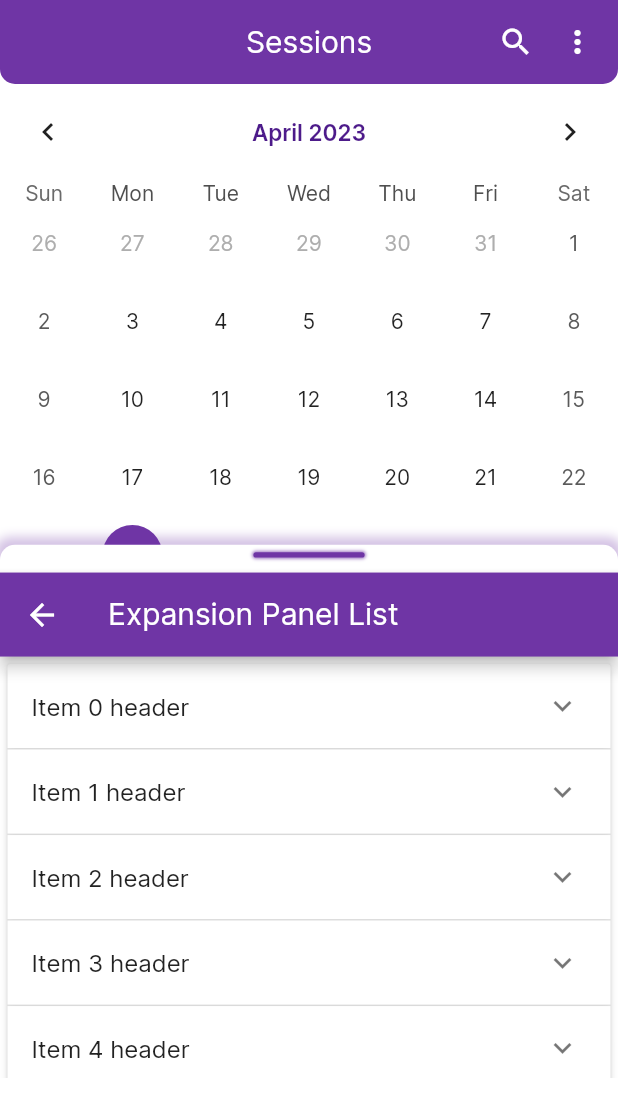
After one commit to VigneshSambari/Flutter_Community_App, a Flutter app: the SessionsScreen screen opened directly, on a phone screen of 412 x 824 dp. The commit adds this screen. Shown: the top 1117 px of the screen. Run offline on Flutter 3.47's test engine with Material 2 defaults, Android fonts, the phone set to English and light mode, and no system bars; drawn by our look-alikes of table_calendar; our stand-ins replace cached_network_image, carousel_slider, dotted_border, equatable, file_picker, flutter_bloc and 6 more; missing offline and left inert: month_year_picker; network calls fail.

Commit message:
sessions screen

```diff
--- a/lib/Screens/entryPoint/entry_point.dart
+++ b/lib/Screens/entryPoint/entry_point.dart
@@ -12,6 +12,7 @@ import 'package:sessions/constants.dart';
 import 'package:sessions/screens/blogScreens/blog_screen.dart';
 import 'package:sessions/screens/chatScreens/chat_entry.dart';
 import 'package:sessions/screens/profile/view_profile.dart';
+import 'package:sessions/screens/sessions/session_screen.dart';
 import 'package:sessions/socket/socket_client.dart';
 import 'package:sessions/utils/rive_utils.dart';
 
@@ -50,7 +51,7 @@ class _EntryPointState extends State<EntryPoint>
         width: MediaQuery.of(context).size.width,
         color: Colors.white,
         alignment: Alignment.center,
-        child: Text("Screen 3"),
+        child: SessionsScreen(),
       );
     } else if (val == 3) {
       currentScreen = ViewProfile();
--- a/lib/Screens/login/components/body.dart
+++ b/lib/Screens/login/components/body.dart
@@ -88,7 +88,7 @@ class _CenterBodyState extends State<CenterBody> {
                 children: [
                   Text(
                     "Login ",
-                    style: titleTextStyle,
+                    style: titleBlueFontStyle(),
                   ),
                   SizedBox(
                     height: widget.size.height * 0.02,
--- /dev/null
+++ b/lib/Screens/sessions/components/date_pickers.dart
@@ -0,0 +1,168 @@
+// ignore_for_file: prefer_const_constructors, prefer_const_literals_to_create_immutables
+
+import 'package:flutter/cupertino.dart';
+import 'package:flutter/material.dart';
+import 'package:month_year_picker/month_year_picker.dart';
+import 'package:sessions/constants.dart';
+import 'package:sessions/utils/util_methods.dart';
+import 'package:table_calendar/table_calendar.dart';
+
+class CustomCalendarWidget extends StatefulWidget {
+  const CustomCalendarWidget({super.key, required this.size});
+  final Size size;
+
+  @override
+  _CustomCalendarWidgetState createState() => _CustomCalendarWidgetState();
+}
+
+class _CustomCalendarWidgetState extends State<CustomCalendarWidget> {
+  CalendarFormat _calendarFormat = CalendarFormat.month;
+  DateTime _selectedDay = DateTime.now();
+  DateTime _focusedDay = DateTime.now();
+
+  Future<void> _showMonthYearPicker(BuildContext context) async {
+    final DateTime? picked = await showMonthYearPicker(
+      context: context,
+      initialDate: _focusedDay,
+      firstDate: DateTime.utc(2020, 01, 01),
+      lastDate: DateTime.utc(2100, 12, 31),
+    );
+    if (picked != null && picked != _focusedDay) {
+      setState(() {
+        _focusedDay = picked;
+      });
+    }
+  }
+
+  @override
+  Widget build(BuildContext context) {
+    return Container(
+      child: TableCalendar(
+        calendarStyle: CalendarStyle(
+          todayDecoration: BoxDecoration(
+            color: kPrimaryColor.withOpacity(0.65),
+            shape: BoxShape.circle,
+          ),
+          selectedDecoration: BoxDecoration(
+            color: kPrimaryColor,
+            shape: BoxShape.circle,
+          ),
+        ),
+        firstDay: DateTime.utc(2020, 01, 01),
+        lastDay: DateTime.utc(2100, 12, 31),
+        focusedDay: _focusedDay,
+        calendarFormat: _calendarFormat,
+        selectedDayPredicate: (day) => isSameDay(_selectedDay, day),
+        onDaySelected: (selectedDay, focusedDay) {
+          setState(() {
+            _selectedDay = selectedDay;
+            _focusedDay = focusedDay;
+          });
+
+          // Get the selected date and day
+          String selectedDate = formatDate(date: selectedDay);
+          String selectedDayOfWeek = formatDay(day: selectedDay);
+        },
+        onFormatChanged: (format) {
+          setState(() {
+            _calendarFormat = format;
+          });
+        },
+        onPageChanged: (focusedDay) {
+          _focusedDay = focusedDay;
+        },
+        onHeaderTapped: (date) async {
+          await _showMonthYearPicker(context);
+        },
+        headerStyle: HeaderStyle(
+          titleCentered: true,
+          titleTextStyle: TextStyle(
+            color: kPrimaryDarkColor,
+            fontWeight: FontWeight.bold,
+            fontSize: 15,
+          ),
+          formatButtonVisible: false,
+        ),
+      ),
+    );
+  }
+}
+
+class MonthYearPicker extends StatefulWidget {
+  @override
+  _MonthYearPickerState createState() => _MonthYearPickerState();
+}
+
+class _MonthYearPickerState extends State<MonthYearPicker> {
+  late int selectedMonth;
+  late int selectedYear;
+
+  @override
+  void initState() {
+    super.initState();
+
+    final now = DateTime.now();
+    selectedMonth = now.month;
+    selectedYear = now.year;
+  }
+
+  void _showMonthPicker() {
+    showCupertinoModalPopup(
+      context: context,
+      builder: (_) => Container(
+        height: 200,
+        child: CupertinoDatePicker(
+          mode: CupertinoDatePickerMode.date,
+          initialDateTime: DateTime(selectedYear, selectedMonth),
+          onDateTimeChanged: (dateTime) {
+            setState(() {
+              selectedMonth = dateTime.month;
+              selectedYear = dateTime.year;
+            });
+          },
+        ),
+      ),
+    );
+  }
+
+  void _showYearPicker() {
+    showCupertinoModalPopup(
+      context: context,
+      builder: (_) => Container(
+        height: 200,
+        child: CupertinoDatePicker(
+          mode: CupertinoDatePickerMode.date,
+          initialDateTime: DateTime(selectedYear),
+          onDateTimeChanged: (dateTime) {
+            setState(() {
+              selectedYear = dateTime.year;
+            });
+          },
+        ),
+      ),
+    );
+  }
+
+  @override
+  Widget build(BuildContext context) {
+    return Row(
+      mainAxisAlignment: MainAxisAlignment.spaceBetween,
+      children: [
+        GestureDetector(
+          onTap: _showMonthPicker,
+          child: Text(
+            '${DateTime(2000, selectedMonth).month}',
+            style: TextStyle(fontSize: 20),
+          ),
+        ),
+        GestureDetector(
+          onTap: _showYearPicker,
+          child: Text(
+            '$selectedYear',
+            style: TextStyle(fontSize: 20),
+          ),
+        ),
+      ],
+    );
+  }
+}
--- /dev/null
+++ b/lib/Screens/sessions/session_screen.dart
@@ -0,0 +1,232 @@
+// ignore_for_file: prefer_const_literals_to_create_immutables, prefer_const_constructors, avoid_unnecessary_containers
+
+import 'package:flutter/cupertino.dart';
+import 'package:flutter/material.dart';
+import 'package:intl/intl.dart';
+import 'package:sessions/components/appbar.dart';
+import 'package:sessions/components/popup_menus.dart';
+import 'package:sessions/constants.dart';
+import 'package:sessions/screens/profile/bottom_sheet.dart';
+import 'package:sessions/screens/profile/components/utils.dart';
+import 'package:sessions/screens/sessions/components/date_pickers.dart';
+import 'package:sessions/screens/sessions/create_session.dart';
+import 'package:sessions/screens/sessions/search_sessions.dart';
+import 'package:sessions/utils/classes.dart';
+import 'package:sessions/utils/navigations.dart';
+import 'package:sessions/utils/util_methods.dart';
+import 'package:table_calendar/table_calendar.dart';
+import 'package:month_year_picker/month_year_picker.dart';
+
+List<PairPopMenu> popUpOptions = [
+  PairPopMenu(value: 0, option: "Create Session"),
+  PairPopMenu(value: 1, option: "Search All Sessions"),
+  PairPopMenu(value: 2, option: "View your Sessions"),
+];
+
+class SessionsScreen extends StatefulWidget {
+  const SessionsScreen({super.key});
+
+  @override
+  State<SessionsScreen> createState() => _SessionsScreenState();
+}
+
+class _SessionsScreenState extends State<SessionsScreen> {
+  void onSelectFun({required int value}) {
+    if (value == 0) {
+      navigatorPush(CreateSession(), context);
+    }
+    if (value == 1) {
+      navigatorPush(SearchSession(), context);
+    }
+  }
+
+  @override
+  Widget build(BuildContext context) {
+    Size size = MediaQuery.of(context).size;
+    return Scaffold(
+      appBar: CurvedAppBar(
+        title: "Sessions",
+        actions: [
+          IconButton(
+            onPressed: () {
+              navigatorPush(SearchSession(), context);
+            },
+            icon: Icon(Icons.search),
+            splashRadius: 25,
+            splashColor: kPrimaryColor,
+          ),
+          Padding(
+            padding: EdgeInsets.only(right: 15, left: 5),
+            child: PopUpMenuWidget(
+              options: popUpOptions,
+              onSelect: onSelectFun,
+            ),
+          ),
+        ],
+        leading: SizedBox(),
+      ),
+      body: SizedBox(
+        height: size.height,
+        width: size.width,
+        child: Stack(
+          children: [
+            CustomCalendarWidget(size: size),
+            CustomDraggableSheet(minHeight: size.height * 0.5),
+          ],
+        ),
+      ),
+    );
+  }
+}
+
+class CustomDraggableSheet extends StatefulWidget {
+  final double minHeight;
+
+  const CustomDraggableSheet({
+    super.key,
+    required this.minHeight,
+  });
+  @override
+  _CustomDraggableSheetState createState() => _CustomDraggableSheetState();
+}
+
+class _CustomDraggableSheetState extends State<CustomDraggableSheet> {
+  late double _currentHeight;
+  DraggableScrollableController controller = DraggableScrollableController();
+  double maxHeight = 700;
+
+  @override
+  void initState() {
+    _currentHeight = widget.minHeight - 65;
+
+    controller.addListener(() {
+      setState(() {
+        _currentHeight = controller.pixels - 80;
+      });
+    });
+
+    super.initState();
+  }
+
+  @override
+  void dispose() {
+    controller.dispose();
+    super.dispose();
+  }
+
+  @override
+  Widget build(BuildContext context) {
+    Size size = MediaQuery.of(context).size;
+    maxHeight = size.height;
+
+    return DraggableScrollableSheet(
+      controller: controller,
+      minChildSize: 0.5,
+      maxChildSize: 1,
+      initialChildSize: 0.6,
+      builder: (BuildContext context, ScrollController scrollController) {
+        //print(_currentHeight);
+        return Container(
+          decoration: BoxDecoration(
+            color: Colors.white,
+            borderRadius: BorderRadius.only(
+              topLeft: Radius.circular(10.0),
+              topRight: Radius.circular(10.0),
+            ),
+            boxShadow: [
+              BoxShadow(
+                color: kPrimaryColor.withOpacity(0.3),
+                blurRadius: 5.0,
+                spreadRadius: 3.0,
+                offset: Offset(0.0, -2.0),
+              ),
+            ],
+          ),
+          child: Column(
+            children: [
+              SingleChildScrollView(
+                controller: scrollController,
+                child: Column(
+                  children: [
+                    Padding(
+                      padding: EdgeInsets.only(
+                        left: size.width * 0.4,
+                        right: size.width * 0.4,
+                        bottom: 10,
+                      ),
+                      child: BlurDivider(size: size),
+                    ),
+                    Container(
+                      height: _currentHeight - 10,
+                      child: MyExpansionPanelList(),
+                    )
+                  ],
+                ),
+              ),
+            ],
+          ),
+        );
+      },
+    );
+  }
+}
+
+class MyExpansionPanelList extends StatefulWidget {
+  @override
+  _MyExpansionPanelListState createState() => _MyExpansionPanelListState();
+}
+
+class _MyExpansionPanelListState extends State<MyExpansionPanelList> {
+  List<Item> _data = generateItems(8);
+
+  @override
+  Widget build(BuildContext context) {
+    return Scaffold(
+      appBar: AppBar(
+        title: Text('Expansion Panel List'),
+      ),
+      body: SingleChildScrollView(
+        child: Container(
+          padding: EdgeInsets.all(5),
+          child: ExpansionPanelList(
+            expansionCallback: (int index, bool isExpanded) {
+              setState(() {
+                _data[index].isExpanded = !isExpanded;
+              });
+            },
+            children: _data.map<ExpansionPanel>((Item item) {
+              return ExpansionPanel(
+                headerBuilder: (BuildContext context, bool isExpanded) {
+                  return ListTile(
+                    title: Text(item.header),
+                  );
+                },
+                body: ListTile(
+                  title: Text(item.body),
+                ),
+                isExpanded: item.isExpanded,
+              );
+            }).toList(),
+          ),
+        ),
+      ),
+    );
+  }
+}
+
+class Item {
+  String header;
+  String body;
+  bool isExpanded;
+
+  Item({required this.header, required this.body, this.isExpanded = false});
+}
+
+List<Item> generateItems(int numberOfItems) {
+  return List.generate(numberOfItems, (int index) {
+    return Item(
+      header: 'Item $index header',
+      body: 'Item $index body Lorem ipsum dolor sit amet.',
+    );
+  });
+}
--- a/lib/Screens/signup/components/body.dart
+++ b/lib/Screens/signup/components/body.dart
@@ -82,7 +82,7 @@ class _CenterBodyState extends State<CenterBody> {
                   children: [
                     Text(
                       "Signup",
-                      style: titleTextStyle,
+                      style: titleBlueFontStyle(),
                     ),
                     SizedBox(
                       height: size.height * 0.01,
--- a/lib/utils/util_methods.dart
+++ b/lib/utils/util_methods.dart
@@ -143,3 +143,7 @@ String formatDate({required DateTime date}) {
 String formatTime({required DateTime time}) {
   return DateFormat('h:mm a').format(time);
 }
+
+String formatDay({required DateTime day}) {
+  return DateFormat('EEEE').format(day);
+}
--- a/pubspec.yaml
+++ b/pubspec.yaml
@@ -51,8 +51,12 @@ dependencies:
   hydrated_bloc: ^9.1.0
   cached_network_image: ^3.2.3
   socket_io_client: ^2.0.1
-  intl: ^0.18.1
+  intl: ^0.17.0
   objectbox: ^2.0.0
+  table_calendar: ^3.0.0
+  month_year_picker: ^0.2.0+3
+
+
 
 
 
```
Also changed, not shown: lib/Screens/Welcome/components/body.dart (+10 -2 lines), lib/Screens/profile/bottom_sheet.dart (+6 -5 lines), lib/Screens/profile/components/trays.dart (added, +95 -0 lines), lib/Screens/profile/view_profile.dart (+1 -90 lines), lib/Screens/sessions/create_session.dart (added, +20 -0 lines), lib/Screens/sessions/search_sessions.dart (added, +20 -0 lines), lib/components/styles.dart (+8 -0 lines), lib/main.dart (+10 -2 lines), pubspec.lock.
